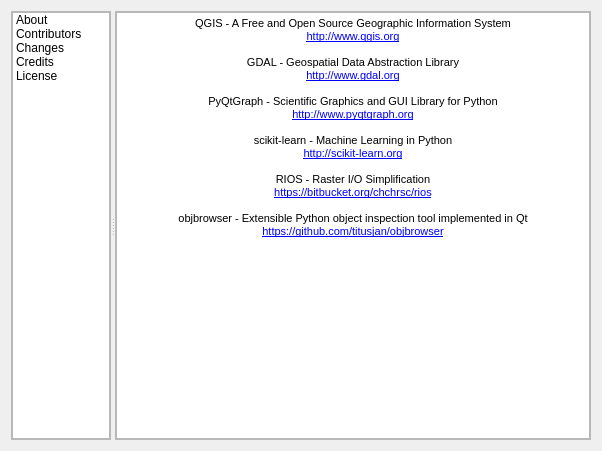
The window that enmapbox/gui/ui/aboutdialog.ui (EnMAP-Box/enmap-box) describes before a commit, drawn with Qt 5.
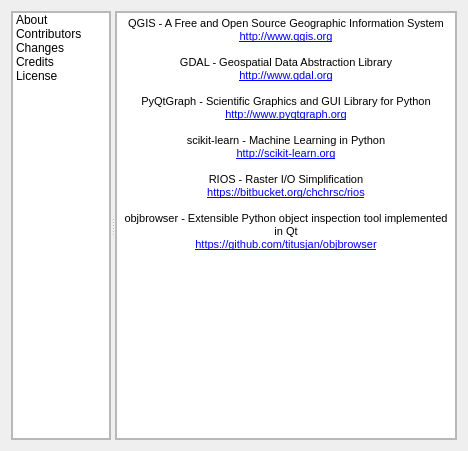
The same window after the commit. The open tabs and pages were chosen to show the change. Icons and pictures are not drawn.

Commit message: About dialog shows link to code revision

Diff of the .ui file:
```diff
--- a/enmapbox/gui/ui/aboutdialog.ui
+++ b/enmapbox/gui/ui/aboutdialog.ui
@@ -9,7 +9,7 @@
    <rect>
     <x>0</x>
     <y>0</y>
-    <width>602</width>
+    <width>468</width>
     <height>451</height>
    </rect>
   </property>
@@ -499,7 +499,7 @@
               <string>&lt;!DOCTYPE HTML PUBLIC &quot;-//W3C//DTD HTML 4.0//EN&quot; &quot;http://www.w3.org/TR/REC-html40/strict.dtd&quot;&gt;
 &lt;html&gt;&lt;head&gt;&lt;meta name=&quot;qrichtext&quot; content=&quot;1&quot; /&gt;&lt;style type=&quot;text/css&quot;&gt;
 p, li { white-space: pre-wrap; }
-&lt;/style&gt;&lt;/head&gt;&lt;body style=&quot; font-family:'MS Shell Dlg 2'; font-size:8.25pt; font-weight:400; font-style:normal;&quot;&gt;
+&lt;/style&gt;&lt;/head&gt;&lt;body style=&quot; font-family:'MS Shell Dlg 2'; font-size:7.8pt; font-weight:400; font-style:normal;&quot;&gt;
 &lt;p align=&quot;center&quot; style=&quot; margin-top:0px; margin-bottom:0px; margin-left:0px; margin-right:0px; -qt-block-indent:0; text-indent:0px;&quot;&gt;&lt;span style=&quot; font-size:8pt;&quot;&gt;QGIS - A Free and Open Source Geographic Information System&lt;/span&gt;&lt;/p&gt;
 &lt;p align=&quot;center&quot; style=&quot; margin-top:0px; margin-bottom:0px; margin-left:0px; margin-right:0px; -qt-block-indent:0; text-indent:0px;&quot;&gt;&lt;a href=&quot;http://www.qgis.org&quot;&gt;&lt;span style=&quot; font-size:8pt; text-decoration: underline; color:#0000ff;&quot;&gt;http://www.qgis.org&lt;/span&gt;&lt;/a&gt;&lt;/p&gt;
 &lt;p align=&quot;center&quot; style=&quot;-qt-paragraph-type:empty; margin-top:0px; margin-bottom:0px; margin-left:0px; margin-right:0px; -qt-block-indent:0; text-indent:0px; font-size:8pt; text-decoration: underline; color:#0000ff;&quot;&gt;&lt;br /&gt;&lt;/p&gt;
```
Left out of the diff: 3 changed lines with no effect on the pictures. The commit also changes 1 other file.
